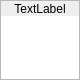
This is Programm/calendarday.ui in philjosch/Einsatzplaner as Qt 5 draws it before an edit. The edited form follows.
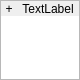
This is the edited form.

What changed in the file:
```diff
--- a/Programm/calendarday.ui
+++ b/Programm/calendarday.ui
@@ -28,7 +28,7 @@
   <property name="lineWidth">
    <number>1</number>
   </property>
-  <layout class="QGridLayout" name="gridLayout" rowstretch="0,1">
+  <layout class="QGridLayout" name="gridLayout" rowstretch="0,1" columnstretch="0,1">
    <property name="leftMargin">
     <number>0</number>
    </property>
@@ -44,7 +44,7 @@
    <property name="spacing">
     <number>0</number>
    </property>
-   <item row="0" column="0">
+   <item row="0" column="1">
     <widget class="QLabel" name="label">
      <property name="sizePolicy">
       <sizepolicy hsizetype="Preferred" vsizetype="Minimum">
@@ -81,7 +81,7 @@
      </property>
     </widget>
    </item>
-   <item row="1" column="0">
+   <item row="1" column="0" colspan="2">
     <widget class="QListWidget" name="listWidget">
      <property name="frameShape">
       <enum>QFrame::NoFrame</enum>
@@ -94,6 +94,40 @@
      </property>
     </widget>
    </item>
+   <item row="0" column="0">
+    <widget class="QToolButton" name="buttonAdd">
+     <property name="sizePolicy">
+      <sizepolicy hsizetype="Minimum" vsizetype="Minimum">
+       <horstretch>0</horstretch>
+       <verstretch>0</verstretch>
+      </sizepolicy>
+     </property>
+     <property name="minimumSize">
+      <size>
+       <width>15</width>
+       <height>15</height>
+      </size>
+     </property>
+     <property name="toolTip">
+      <string>Arbeitseinsatz hinzufügen</string>
+     </property>
+     <property name="statusTip">
+      <string>Arbeitseinsatz hinzufügen</string>
+     </property>
+     <property name="whatsThis">
+      <string>Arbeitseinsatz hinzufügen</string>
+     </property>
+     <property name="styleSheet">
+      <string notr="true">border: none;</string>
+     </property>
+     <property name="text">
+      <string notr="true">+</string>
+     </property>
+     <property name="toolButtonStyle">
+      <enum>Qt::ToolButtonTextOnly</enum>
+     </property>
+    </widget>
+   </item>
   </layout>
  </widget>
  <tabstops>
```
